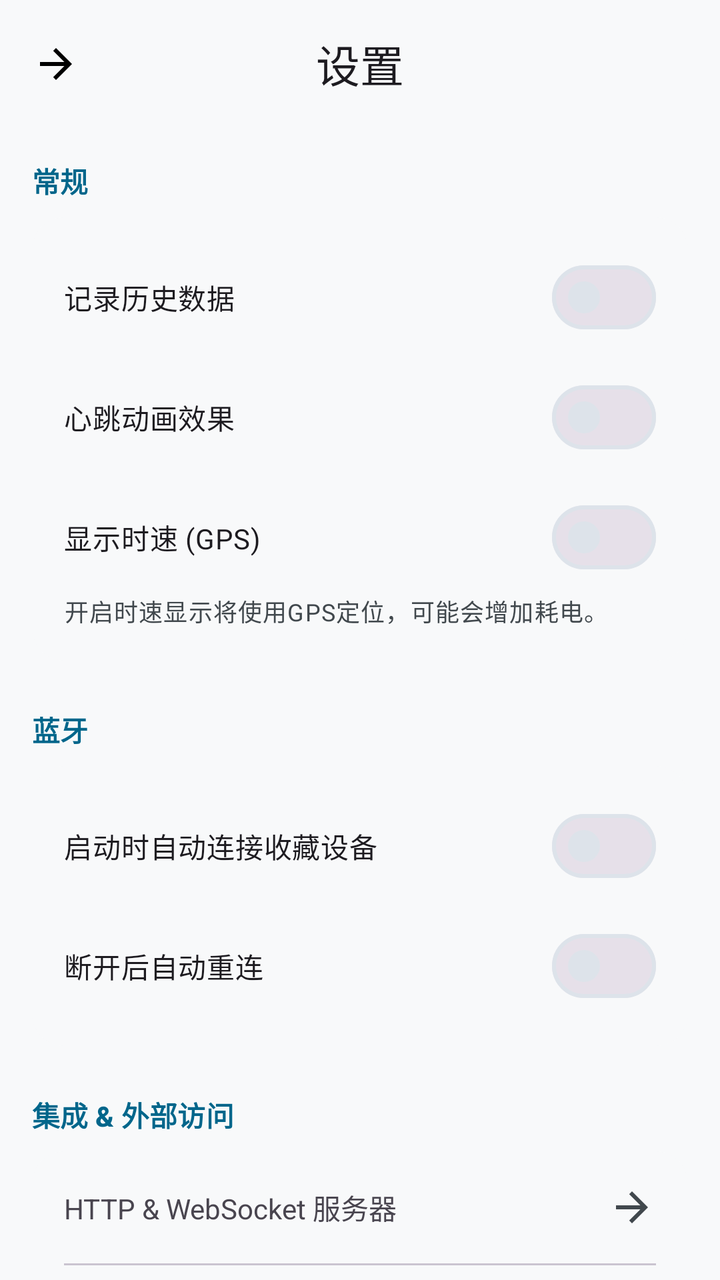
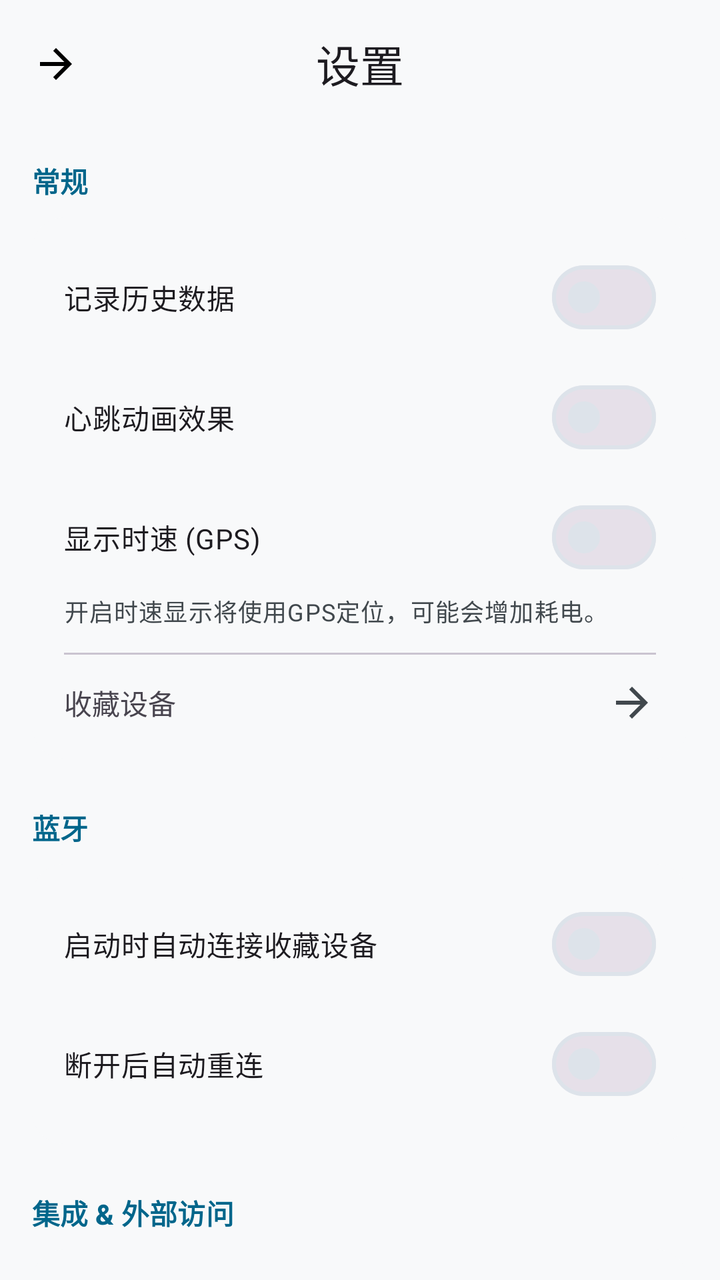

Screens rendered from an Android XML layout before and after an edit, with the pre-edit source and the edit as a unified diff.
<!-- AndroidManifest.xml: application theme Theme.HeartRateMonitorMobile -->
<!-- res/layout/activity_settings.xml -->
<?xml version="1.0" encoding="utf-8"?>
<androidx.coordinatorlayout.widget.CoordinatorLayout xmlns:android="http://schemas.android.com/apk/res/android"
    xmlns:app="http://schemas.android.com/apk/res-auto"
    xmlns:tools="http://schemas.android.com/tools"
    android:layout_width="match_parent"
    android:layout_height="match_parent"
    android:background="?attr/colorSurface"
    android:fitsSystemWindows="true"
    tools:context=".ui.settings.SettingsActivity">

    <com.google.android.material.appbar.AppBarLayout
        android:layout_width="match_parent"
        android:layout_height="wrap_content"
        android:background="?attr/colorSurface"
        app:elevation="0dp">

        <com.google.android.material.appbar.MaterialToolbar
            android:id="@+id/toolbar"
            style="@style/Widget.App.Toolbar"
            android:layout_width="match_parent"
            android:layout_height="?attr/actionBarSize"
            app:navigationIcon="@drawable/ic_arrow_forward"
            app:title="设置" />
    </com.google.android.material.appbar.AppBarLayout>

    <androidx.core.widget.NestedScrollView
        android:layout_width="match_parent"
        android:layout_height="match_parent"
        app:layout_behavior="@string/appbar_scrolling_view_behavior">

        <LinearLayout
            android:layout_width="match_parent"
            android:layout_height="wrap_content"
            android:orientation="vertical"
            android:padding="16dp">

            <TextView
                style="@style/TextAppearance.App.SettingSection"
                android:layout_width="wrap_content"
                android:layout_height="wrap_content"
                android:layout_marginBottom="8dp"
                android:text="常规" />

            <com.google.android.material.card.MaterialCardView
                style="@style/Widget.App.Card"
                android:layout_width="match_parent"
                android:layout_height="wrap_content">

                <LinearLayout
                    android:layout_width="match_parent"
                    android:layout_height="wrap_content"
                    android:orientation="vertical"
                    android:padding="16dp">

                    <com.google.android.material.materialswitch.MaterialSwitch
                        android:id="@+id/historyRecordingSwitch"
                        style="@style/SettingsRow"
                        android:layout_marginBottom="12dp"
                        android:padding="0dp"
                        android:text="记录历史数据" />

                    <com.google.android.material.materialswitch.MaterialSwitch
                        android:id="@+id/heartbeatAnimationSwitch"
                        style="@style/SettingsRow"
                        android:layout_marginBottom="12dp"
                        android:padding="0dp"
                        android:text="心跳动画效果" />

                    <LinearLayout
                        android:layout_width="match_parent"
                        android:layout_height="wrap_content"
                        android:orientation="vertical">

                        <com.google.android.material.materialswitch.MaterialSwitch
                            android:id="@+id/speedDisplaySwitch"
                            style="@style/SettingsRow"
                            android:padding="0dp"
                            android:text="显示时速 (GPS)" />

                        <TextView
                            android:layout_width="match_parent"
                            android:layout_height="wrap_content"
                            android:paddingTop="4dp"
                            android:text="开启时速显示将使用GPS定位，可能会增加耗电。"
                            android:textAppearance="?attr/textAppearanceBodySmall"
                            android:textColor="?attr/colorOnSurfaceVariant" />
                    </LinearLayout>
                </LinearLayout>
            </com.google.android.material.card.MaterialCardView>

            <TextView
                style="@style/TextAppearance.App.SettingSection"
                android:layout_width="wrap_content"
                android:layout_height="wrap_content"
                android:layout_marginTop="24dp"
                android:layout_marginBottom="8dp"
                android:text="蓝牙" />

            <com.google.android.material.card.MaterialCardView
                style="@style/Widget.App.Card"
                android:layout_width="match_parent"
                android:layout_height="wrap_content">

                <LinearLayout
                    android:layout_width="match_parent"
                    android:layout_height="wrap_content"
                    android:orientation="vertical"
                    android:padding="16dp">

                    <com.google.android.material.materialswitch.MaterialSwitch
                        android:id="@+id/autoConnectSwitch"
                        style="@style/SettingsRow"
                        android:layout_marginBottom="12dp"
                        android:padding="0dp"
                        android:text="启动时自动连接收藏设备" />

                    <com.google.android.material.materialswitch.MaterialSwitch
                        android:id="@+id/autoReconnectSwitch"
                        style="@style/SettingsRow"
                        android:padding="0dp"
                        android:text="断开后自动重连" />
                </LinearLayout>
            </com.google.android.material.card.MaterialCardView>

            <TextView
                style="@style/TextAppearance.App.SettingSection"
                android:layout_width="wrap_content"
                android:layout_height="wrap_content"
                android:layout_marginTop="24dp"
                android:layout_marginBottom="8dp"
                android:text="集成 &amp; 外部访问" />

            <com.google.android.material.card.MaterialCardView
                style="@style/Widget.App.Card"
                android:layout_width="match_parent"
                android:layout_height="wrap_content">

                <LinearLayout
                    android:layout_width="match_parent"
                    android:layout_height="wrap_content"
                    android:orientation="vertical"
                    android:padding="0dp">

                    <TextView
                        android:id="@+id/serverSettingsLink"
                        style="@style/SettingsRow"
                        android:background="?attr/selectableItemBackground"
                        android:clickable="true"
                        android:focusable="true"
                        android:padding="16dp"
                        android:text="HTTP &amp; WebSocket 服务器"
                        app:drawableEndCompat="@drawable/ic_arrow_forward"
                        app:drawableTint="?attr/colorOnSurfaceVariant" />

                    <View
                        android:layout_width="match_parent"
                        android:layout_height="1dp"
                        android:layout_marginHorizontal="16dp"
                        android:background="?attr/colorOutlineVariant" />

                    <TextView
                        android:id="@+id/webhookSettingsLink"
                        style="@style/SettingsRow"
                        android:background="?attr/selectableItemBackground"
                        android:clickable="true"
                        android:focusable="true"
                        android:padding="16dp"
                        android:text="Webhook 设置"
                        app:drawableEndCompat="@drawable/ic_arrow_forward"
                        app:drawableTint="?attr/colorOnSurfaceVariant" />
                </LinearLayout>
            </com.google.android.material.card.MaterialCardView>

            <TextView
                style="@style/TextAppearance.App.SettingSection"
                android:layout_width="wrap_content"
                android:layout_height="wrap_content"
                android:layout_marginTop="24dp"
                android:layout_marginBottom="8dp"
                android:text="悬浮窗样式" />

            <com.google.android.material.card.MaterialCardView
                style="@style/Widget.App.Card"
                android:layout_width="match_parent"
                android:layout_height="wrap_content">

                <LinearLayout
                    android:layout_width="match_parent"
                    android:layout_height="wrap_content"
                    android:orientation="vertical"
                    android:padding="16dp">

                    <com.google.android.material.materialswitch.MaterialSwitch
                        android:id="@+id/bpmTextSwitch"
                        style="@style/SettingsRow"
                        android:layout_marginBottom="12dp"
                        android:padding="0dp"
                        android:text="显示 'bpm' 文字" />

                    <com.google.android.material.materialswitch.MaterialSwitch
                        android:id="@+id/heartIconSwitch"
                        style="@style/SettingsRow"
                        android:layout_marginBottom="16dp"
                        android:padding="0dp"
                        android:text="显示心形图标" />

                    <TextView
                        style="@style/SettingsSubLabel"
                        android:layout_marginBottom="4dp"
                        android:text="整体大小" />

                    <SeekBar
                        android:id="@+id/sizeSeekBar"
                        style="@style/SettingsSeekBar"
                        android:layout_marginBottom="12dp"
                        android:max="200"
                        android:progress="100" />

                    <TextView
                        style="@style/SettingsSubLabel"
                        android:layout_marginBottom="4dp"
                        android:text="图标大小" />

                    <SeekBar
                        android:id="@+id/iconSizeSeekBar"
                        style="@style/SettingsSeekBar"
                        android:layout_marginBottom="12dp"
                        android:max="200"
                        android:progress="100" />

                    <TextView
                        style="@style/SettingsSubLabel"
                        android:layout_marginBottom="4dp"
                        android:text="圆角半径" />

                    <SeekBar
                        android:id="@+id/cornerRadiusSeekBar"
                        style="@style/SettingsSeekBar"
                        android:layout_marginBottom="12dp"
                        android:max="100"
                        android:progress="50" />

                    <TextView
                        style="@style/SettingsSubLabel"
                        android:layout_marginBottom="4dp"
                        android:text="背景不透明度" />

                    <SeekBar
                        android:id="@+id/bgAlphaSeekBar"
                        style="@style/SettingsSeekBar"
                        android:layout_marginBottom="12dp"
                        android:max="100"
                        android:progress="80" />

                    <TextView
                        style="@style/SettingsSubLabel"
                        android:layout_marginBottom="4dp"
                        android:text="边框不透明度" />

                    <SeekBar
                        android:id="@+id/borderAlphaSeekBar"
                        style="@style/SettingsSeekBar"
                        android:max="100"
                        android:progress="100" />

                    <LinearLayout
                        android:layout_width="match_parent"
                        android:layout_height="wrap_content"
                        android:layout_marginTop="16dp"
                        android:orientation="horizontal">

                        <LinearLayout
                            android:layout_width="0dp"
                            android:layout_height="wrap_content"
                            android:layout_weight="1"
                            android:gravity="center"
                            android:orientation="vertical">

                            <View
                                android:id="@+id/textColorPreview"
                                style="@style/ColorPreview"
                                android:background="@android:color/black" />

                            <TextView
                                android:layout_width="wrap_content"
                                android:layout_height="wrap_content"
                                android:layout_marginTop="8dp"
                                android:text="文本"
                                android:textAppearance="?attr/textAppearanceBodySmall" />
                        </LinearLayout>

                        <LinearLayout
                            android:layout_width="0dp"
                            android:layout_height="wrap_content"
                            android:layout_weight="1"
                            android:gravity="center"
                            android:orientation="vertical">

                            <View
                                android:id="@+id/bgColorPreview"
                                style="@style/ColorPreview"
                                android:background="@android:color/black" />

                            <TextView
                                android:layout_width="wrap_content"
                                android:layout_height="wrap_content"
                                android:layout_marginTop="8dp"
                                android:text="背景"
                                android:textAppearance="?attr/textAppearanceBodySmall" />
                        </LinearLayout>

                        <LinearLayout
                            android:layout_width="0dp"
                            android:layout_height="wrap_content"
                            android:layout_weight="1"
                            android:gravity="center"
                            android:orientation="vertical">

                            <View
                                android:id="@+id/borderColorPreview"
                                style="@style/ColorPreview"
                                android:background="@android:color/darker_gray" />

                            <TextView
                                android:layout_width="wrap_content"
                                android:layout_height="wrap_content"
                                android:layout_marginTop="8dp"
                                android:text="边框"
                                android:textAppearance="?attr/textAppearanceBodySmall" />
                        </LinearLayout>

                    </LinearLayout>
                </LinearLayout>
            </com.google.android.material.card.MaterialCardView>

            <TextView
                style="@style/TextAppearance.App.SettingSection"
                android:layout_width="wrap_content"
                android:layout_height="wrap_content"
                android:layout_marginTop="24dp"
                android:layout_marginBottom="8dp"
                android:text="关于" />

            <com.google.android.material.card.MaterialCardView
                style="@style/Widget.App.Card"
                android:layout_width="match_parent"
                android:layout_height="wrap_content">

                <LinearLayout
                    android:layout_width="match_parent"
                    android:layout_height="wrap_content"
                    android:orientation="vertical"
                    android:padding="0dp">

                    <LinearLayout
                        android:layout_width="match_parent"
                        android:layout_height="wrap_content"
                        android:orientation="horizontal"
                        android:padding="16dp">

                        <TextView
                            android:layout_width="wrap_content"
                            android:layout_height="wrap_content"
                            android:text="版本"
                            android:textAppearance="?attr/textAppearanceBodyLarge" />

                        <TextView
                            android:id="@+id/appVersionText"
                            android:layout_width="wrap_content"
                            android:layout_height="wrap_content"
                            android:layout_marginStart="8dp"
                            android:text="1.0.0"
                            android:textAppearance="?attr/textAppearanceBodyLarge"
                            android:textColor="?attr/colorOnSurfaceVariant" />
                    </LinearLayout>

                    <View
                        android:layout_width="match_parent"
                        android:layout_height="1dp"
                        android:layout_marginHorizontal="16dp"
                        android:background="?attr/colorOutlineVariant" />

                    <TextView
                        android:id="@+id/githubLink"
                        android:layout_width="match_parent"
                        android:layout_height="wrap_content"
                        android:background="?attr/selectableItemBackground"
                        android:clickable="true"
                        android:focusable="true"
                        android:padding="16dp"
                        android:text="访问 GitHub 仓库"
                        android:textColor="?attr/colorPrimary"
                        android:textStyle="bold"
                        app:drawableEndCompat="@drawable/ic_github"
                        app:drawableTint="?attr/colorPrimary" />

                </LinearLayout>
            </com.google.android.material.card.MaterialCardView>

            <Space
                android:layout_width="match_parent"
                android:layout_height="32dp" />

        </LinearLayout>
    </androidx.core.widget.NestedScrollView>
</androidx.coordinatorlayout.widget.CoordinatorLayout>
<!-- resources referenced by this layout -->
<resources>
  <!-- drawable ic_arrow_forward (drawable) -->
  <vector xmlns:android="http://schemas.android.com/apk/res/android"
      android:width="24dp"
      android:height="24dp"
      android:viewportWidth="24"
      android:viewportHeight="24">
      <path
          android:pathData="M12,4l-1.41,1.41L16.17,11H4v2h12.17l-5.58,5.59L12,20l8,-8z"
          android:fillColor="#000000"/>
  </vector>
  <style name="ColorPreview">
          <item name="android:layout_width">40dp</item>
          <item name="android:layout_height">40dp</item>
          <item name="android:background">@drawable/background_card_status</item>
          <item name="shapeAppearanceOverlay">@style/ShapeAppearance.Material3.Corner.Medium</item>
      </style>
  <style name="SettingsRow">
          <item name="android:layout_width">match_parent</item>
          <item name="android:layout_height">wrap_content</item>
          <item name="android:orientation">horizontal</item>
          <item name="android:gravity">center_vertical</item>
          <item name="android:paddingVertical">12dp</item>
          <item name="android:paddingHorizontal">4dp</item>
      </style>
  <style name="SettingsSeekBar">
          <item name="android:layout_width">match_parent</item>
          <item name="android:layout_height">wrap_content</item>
          <item name="android:layout_marginTop">4dp</item>
      </style>
  <style name="SettingsSubLabel" parent="SettingsLabel">
          <item name="android:layout_width">match_parent</item>
          <item name="android:layout_marginTop">16dp</item>
          <item name="android:layout_marginBottom">8dp</item>
          <item name="android:textColor">?attr/colorOnSurfaceVariant</item>
          <item name="android:textAppearance">?attr/textAppearanceBodyMedium</item>
      </style>
  <style name="TextAppearance.App.SettingSection" parent="TextAppearance.Material3.TitleSmall">
          <item name="android:textColor">?attr/colorPrimary</item>
          <item name="android:textStyle">bold</item>
      </style>
  <style name="Widget.App.Card" parent="Widget.Material3.CardView.Filled">
          <item name="cardBackgroundColor">?attr/colorSurfaceContainerLow</item>
          <item name="cardCornerRadius">16dp</item>
          <item name="cardElevation">0dp</item>
          <item name="strokeWidth">0dp</item>
      </style>
  <style name="Widget.App.Toolbar" parent="Widget.Material3.Toolbar">
          <item name="android:background">@android:color/transparent</item>
          <item name="titleCentered">true</item>
          <item name="titleTextAppearance">?attr/textAppearanceTitleLarge</item>
      </style>
  <!-- drawable background_card_status (drawable) -->
  <?xml version="1.0" encoding="utf-8"?>
  <shape xmlns:android="http://schemas.android.com/apk/res/android"
      android:shape="rectangle">
  
      <solid android:color="?attr/colorSurface" />
  
      <corners android:radius="16dp" />
  
      <stroke
          android:width="1dp"
          android:color="?attr/colorSurfaceVariant" />
  </shape>
  <style name="SettingsLabel">
          <item name="android:layout_width">0dp</item>
          <item name="android:layout_height">wrap_content</item>
          <item name="android:layout_weight">1</item>
          <item name="android:textAppearance">?attr/textAppearanceBodyLarge</item>
          <item name="android:textColor">?attr/colorOnSurface</item>
      </style>
  <color name="primary_light">#00668B</color>
  <color name="on_primary_light">#FFFFFF</color>
  <color name="primary_container_light">#C3E8FF</color>
  <color name="on_primary_container_light">#001F2D</color>
  <color name="background_light">#F8F9FA</color>
  <color name="on_background_light">#191C1E</color>
  <color name="surface_light">#F8F9FA</color>
  <color name="on_surface_light">#191C1E</color>
  <color name="surface_variant_light">#DDE3EA</color>
  <color name="on_surface_variant_light">#41484D</color>
  <!-- unchanged entries left out for length: 2 -->
</resources>

<!-- the commit's change to res/layout/activity_settings.xml (unified diff, before → after) -->
@@ -85,6 +85,23 @@
                             android:textAppearance="?attr/textAppearanceBodySmall"
                             android:textColor="?attr/colorOnSurfaceVariant" />
                     </LinearLayout>
+
+                    <View
+                        android:layout_width="match_parent"
+                        android:layout_height="1dp"
+                        android:layout_marginVertical="12dp"
+                        android:background="?attr/colorOutlineVariant" />
+
+                    <TextView
+                        android:id="@+id/favoriteDevicesLink"
+                        style="@style/SettingsRow"
+                        android:background="?attr/selectableItemBackground"
+                        android:clickable="true"
+                        android:focusable="true"
+                        android:padding="0dp"
+                        android:text="收藏设备"
+                        app:drawableEndCompat="@drawable/ic_arrow_forward"
+                        app:drawableTint="?attr/colorOnSurfaceVariant" />
                 </LinearLayout>
             </com.google.android.material.card.MaterialCardView>
 
@@ -177,6 +194,136 @@
                 android:layout_height="wrap_content"
                 android:layout_marginTop="24dp"
                 android:layout_marginBottom="8dp"
+                android:text="状态栏常驻" />
+
+            <com.google.android.material.card.MaterialCardView
+                style="@style/Widget.App.Card"
+                android:layout_width="match_parent"
+                android:layout_height="wrap_content">
+
+                <LinearLayout
+                    android:layout_width="match_parent"
+                    android:layout_height="wrap_content"
+                    android:orientation="vertical"
+                    android:padding="16dp">
+
+                    <com.google.android.material.materialswitch.MaterialSwitch
+                        android:id="@+id/statusBarResidentSwitch"
+                        style="@style/SettingsRow"
+                        android:layout_marginBottom="12dp"
+                        android:padding="0dp"
+                        android:text="状态栏常驻心率" />
+
+                    <TextView
+                        android:layout_width="match_parent"
+                        android:layout_height="wrap_content"
+                        android:paddingTop="4dp"
+                        android:text="在顶部状态栏显示实时心率（需悬浮窗权限）"
+                        android:textAppearance="?attr/textAppearanceBodySmall"
+                        android:textColor="?attr/colorOnSurfaceVariant" />
+
+                    <com.google.android.material.materialswitch.MaterialSwitch
+                        android:id="@+id/statusBarBpmTextSwitch"
+                        style="@style/SettingsRow"
+                        android:layout_marginTop="12dp"
+                        android:layout_marginBottom="4dp"
+                        android:padding="0dp"
+                        android:text="显示 'bpm' 单位" />
+
+                    <TextView
+                        style="@style/SettingsSubLabel"
+                        android:layout_marginTop="16dp"
+                        android:layout_marginBottom="4dp"
+                        android:text="水平位置" />
+
+                    <SeekBar
+                        android:id="@+id/statusBarXPositionSeekBar"
+                        style="@style/SettingsSeekBar"
+                        android:layout_marginBottom="12dp"
+                        android:max="100"
+                        android:progress="0" />
+
+                    <TextView
+                        style="@style/SettingsSubLabel"
+                        android:layout_marginBottom="4dp"
+                        android:text="垂直微调" />
+
+                    <SeekBar
+                        android:id="@+id/statusBarYOffsetSeekBar"
+                        style="@style/SettingsSeekBar"
+                        android:layout_marginBottom="12dp"
+                        android:max="20"
+                        android:progress="10" />
+
+                    <TextView
+                        style="@style/SettingsSubLabel"
+                        android:layout_marginBottom="4dp"
+                        android:text="整体大小" />
+
+                    <SeekBar
+                        android:id="@+id/statusBarSizeSeekBar"
+                        style="@style/SettingsSeekBar"
+                        android:layout_marginBottom="12dp"
+                        android:max="200"
+                        android:progress="100" />
+
+                    <TextView
+                        style="@style/SettingsSubLabel"
+                        android:layout_marginBottom="4dp"
+                        android:text="文字粗细" />
+
+                    <SeekBar
+                        android:id="@+id/statusBarTextThicknessSeekBar"
+                        style="@style/SettingsSeekBar"
+                        android:max="100"
+                        android:progress="0" />
+
+                    <TextView
+                        style="@style/SettingsSubLabel"
+                        android:layout_marginTop="16dp"
+                        android:layout_marginBottom="4dp"
+                        android:text="文字颜色" />
+
+                    <com.google.android.material.materialswitch.MaterialSwitch
+                        android:id="@+id/statusBarAutoColorSwitch"
+                        style="@style/SettingsRow"
+                        android:layout_marginTop="12dp"
+                        android:layout_marginBottom="4dp"
+                        android:padding="0dp"
+                        android:text="自动识别屏幕颜色" />
+
+                    <TextView
+                        android:layout_width="match_parent"
+                        android:layout_height="wrap_content"
+                        android:paddingTop="4dp"
+                        android:text="通过截屏采样状态栏区域亮度，自动切换黑/白文字。需要一次录屏授权，会增加少量耗电；服务被系统杀死后重启需重新授权。"
+                        android:textAppearance="?attr/textAppearanceBodySmall"
+                        android:textColor="?attr/colorOnSurfaceVariant" />
+
+                    <com.google.android.material.materialswitch.MaterialSwitch
+                        android:id="@+id/statusBarWhiteTextSwitch"
+                        style="@style/SettingsRow"
+                        android:layout_marginTop="12dp"
+                        android:layout_marginBottom="4dp"
+                        android:padding="0dp"
+                        android:text="使用白色文字" />
+
+                    <TextView
+                        android:layout_width="match_parent"
+                        android:layout_height="wrap_content"
+                        android:paddingTop="4dp"
+                        android:text="关闭“自动识别”时生效。默认关闭即为纯黑文字。"
+                        android:textAppearance="?attr/textAppearanceBodySmall"
+                        android:textColor="?attr/colorOnSurfaceVariant" />
+                </LinearLayout>
+            </com.google.android.material.card.MaterialCardView>
+
+            <TextView
+                style="@style/TextAppearance.App.SettingSection"
+                android:layout_width="wrap_content"
+                android:layout_height="wrap_content"
+                android:layout_marginTop="24dp"
+                android:layout_marginBottom="8dp"
                 android:text="悬浮窗样式" />
 
             <com.google.android.material.card.MaterialCardView
